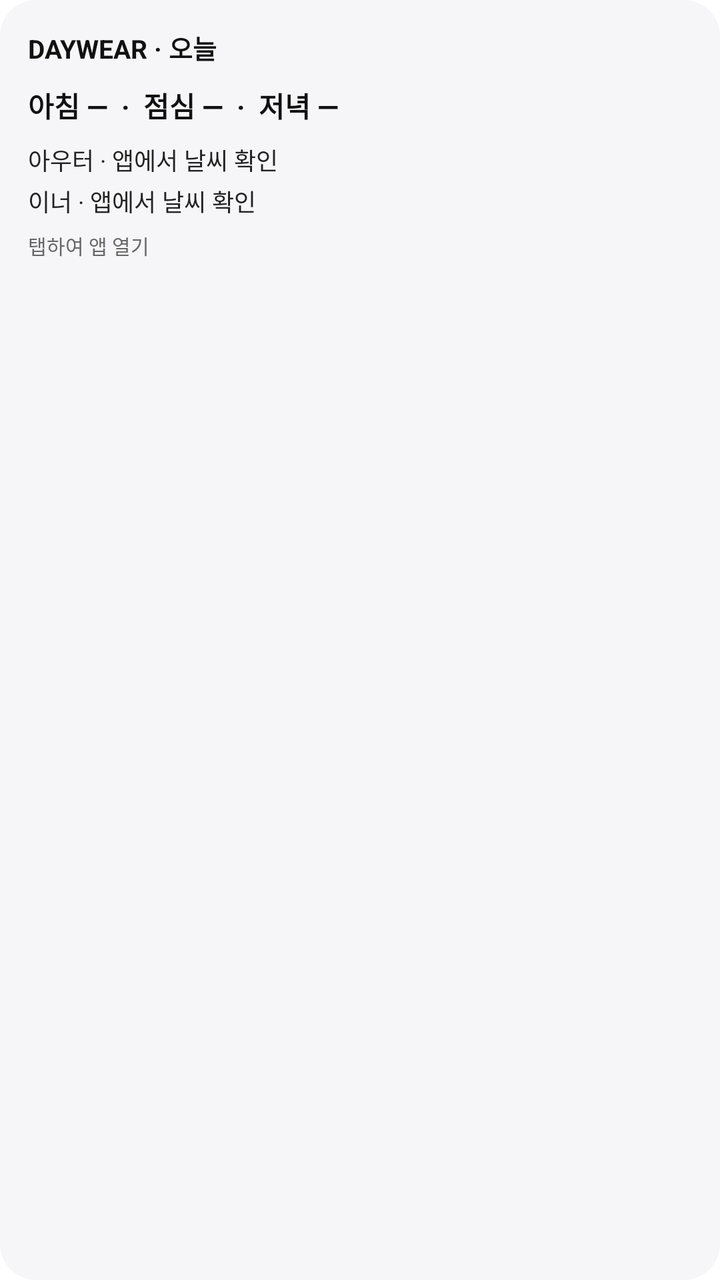
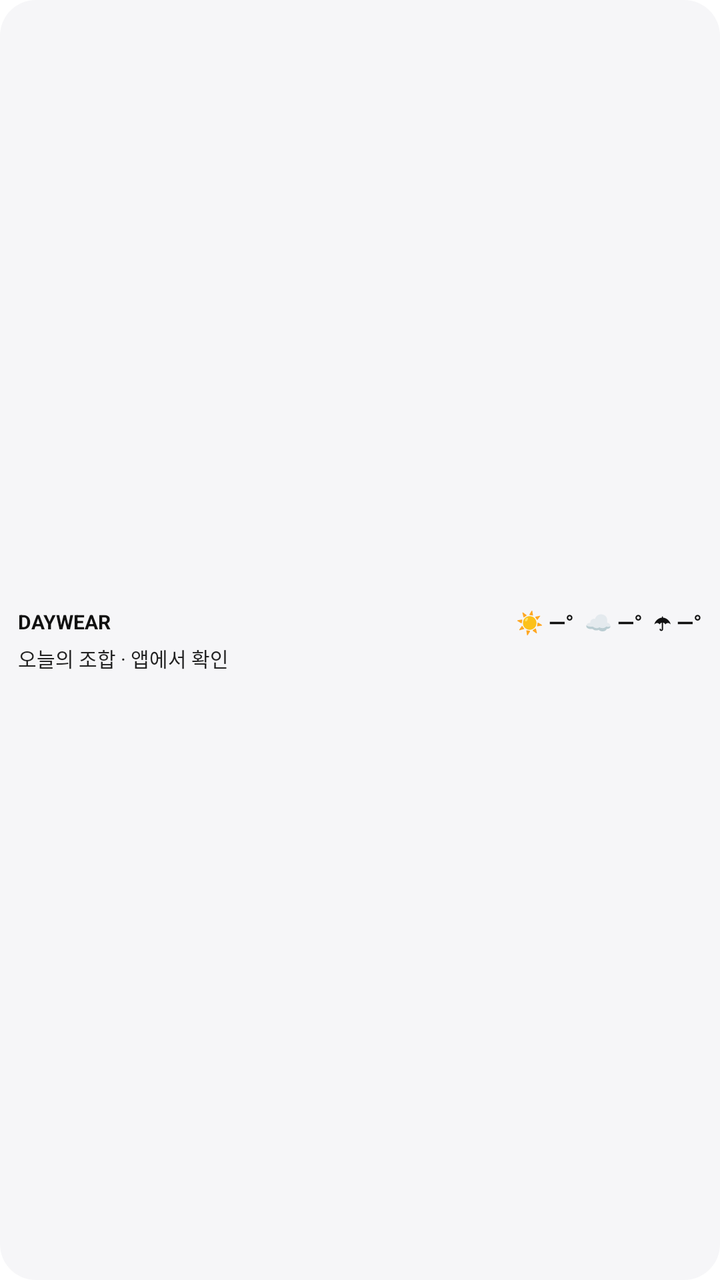

Before-and-after screenshots of an Android layout around one commit, followed by the original layout XML and the change that was made.
<!-- AndroidManifest.xml: application theme AppTheme -->
<!-- res/layout/widget_daywear.xml -->
<?xml version="1.0" encoding="utf-8"?>
<LinearLayout xmlns:android="http://schemas.android.com/apk/res/android"
 android:layout_width="match_parent" android:layout_height="match_parent"
 android:orientation="vertical" android:padding="14dp" android:background="@drawable/widget_bg">
 <TextView android:id="@+id/widget_title" android:layout_width="match_parent" android:layout_height="wrap_content" android:text="DAYWEAR · 오늘" android:textSize="13sp" android:textStyle="bold" android:textColor="#111111"/>
 <TextView android:id="@+id/widget_temps" android:layout_width="match_parent" android:layout_height="wrap_content" android:layout_marginTop="9dp" android:text="아침 —  ·  점심 —  ·  저녁 —" android:textSize="14sp" android:textStyle="bold" android:textColor="#111111"/>
 <TextView android:id="@+id/widget_outer" android:layout_width="match_parent" android:layout_height="wrap_content" android:layout_marginTop="8dp" android:text="아우터 · 앱에서 날씨 확인" android:textSize="12sp" android:textColor="#222222" android:maxLines="2"/>
 <TextView android:id="@+id/widget_inner" android:layout_width="match_parent" android:layout_height="wrap_content" android:layout_marginTop="3dp" android:text="이너 · 앱에서 날씨 확인" android:textSize="12sp" android:textColor="#222222" android:maxLines="2"/>
 <TextView android:id="@+id/widget_updated" android:layout_width="match_parent" android:layout_height="wrap_content" android:layout_marginTop="6dp" android:text="탭하여 앱 열기" android:textSize="10sp" android:textColor="#666666"/>
</LinearLayout>
<!-- resources referenced by this layout -->
<resources>
  <!-- drawable widget_bg (drawable) -->
  <?xml version="1.0" encoding="utf-8"?>
  <shape xmlns:android="http://schemas.android.com/apk/res/android"><solid android:color="#F6F6F8"/><corners android:radius="18dp"/></shape>
  <style name="AppTheme" parent="android:style/Theme.Material.Light.NoActionBar"><item name="android:colorAccent">#111111</item><item name="android:windowLightStatusBar">true</item><item name="android:windowLightNavigationBar">true</item><item name="android:statusBarColor">#FFFFFF</item><item name="android:navigationBarColor">#FFFFFF</item><item name="android:windowBackground">#FFFFFF</item></style>
</resources>

<!-- the commit's change to res/layout/widget_daywear.xml (unified diff, before → after) -->
@@ -1,10 +1,11 @@
 <?xml version="1.0" encoding="utf-8"?>
 <LinearLayout xmlns:android="http://schemas.android.com/apk/res/android"
- android:layout_width="match_parent" android:layout_height="match_parent"
- android:orientation="vertical" android:padding="14dp" android:background="@drawable/widget_bg">
- <TextView android:id="@+id/widget_title" android:layout_width="match_parent" android:layout_height="wrap_content" android:text="DAYWEAR · 오늘" android:textSize="13sp" android:textStyle="bold" android:textColor="#111111"/>
- <TextView android:id="@+id/widget_temps" android:layout_width="match_parent" android:layout_height="wrap_content" android:layout_marginTop="9dp" android:text="아침 —  ·  점심 —  ·  저녁 —" android:textSize="14sp" android:textStyle="bold" android:textColor="#111111"/>
- <TextView android:id="@+id/widget_outer" android:layout_width="match_parent" android:layout_height="wrap_content" android:layout_marginTop="8dp" android:text="아우터 · 앱에서 날씨 확인" android:textSize="12sp" android:textColor="#222222" android:maxLines="2"/>
- <TextView android:id="@+id/widget_inner" android:layout_width="match_parent" android:layout_height="wrap_content" android:layout_marginTop="3dp" android:text="이너 · 앱에서 날씨 확인" android:textSize="12sp" android:textColor="#222222" android:maxLines="2"/>
- <TextView android:id="@+id/widget_updated" android:layout_width="match_parent" android:layout_height="wrap_content" android:layout_marginTop="6dp" android:text="탭하여 앱 열기" android:textSize="10sp" android:textColor="#666666"/>
+ android:layout_width="match_parent" android:layout_height="match_parent" android:orientation="vertical"
+ android:gravity="center_vertical" android:paddingLeft="9dp" android:paddingRight="9dp"
+ android:paddingTop="4dp" android:paddingBottom="4dp" android:background="@drawable/widget_bg">
+ <LinearLayout android:layout_width="match_parent" android:layout_height="wrap_content" android:orientation="horizontal" android:gravity="center_vertical">
+  <TextView android:id="@+id/widget_title" android:layout_width="0dp" android:layout_weight="1" android:layout_height="wrap_content" android:text="DAYWEAR" android:textSize="10sp" android:textStyle="bold" android:textColor="#111111" android:singleLine="true" android:ellipsize="end"/>
+  <TextView android:id="@+id/widget_temps" android:layout_width="wrap_content" android:layout_height="wrap_content" android:text="☀ —°  ☁ —°  ☂ —°" android:textSize="11sp" android:textStyle="bold" android:textColor="#111111" android:singleLine="true"/>
+ </LinearLayout>
+ <TextView android:id="@+id/widget_outfit" android:layout_width="match_parent" android:layout_height="wrap_content" android:layout_marginTop="3dp" android:text="오늘의 조합 · 앱에서 확인" android:textSize="10sp" android:textColor="#222222" android:maxLines="2" android:ellipsize="end"/>
 </LinearLayout>
